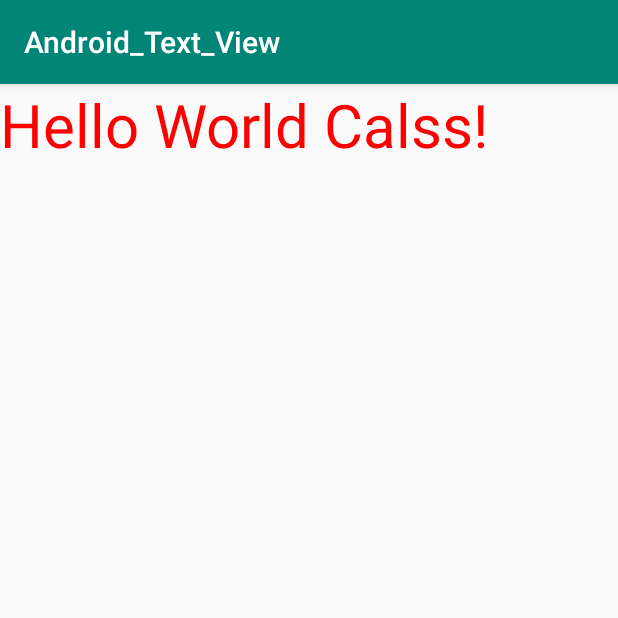
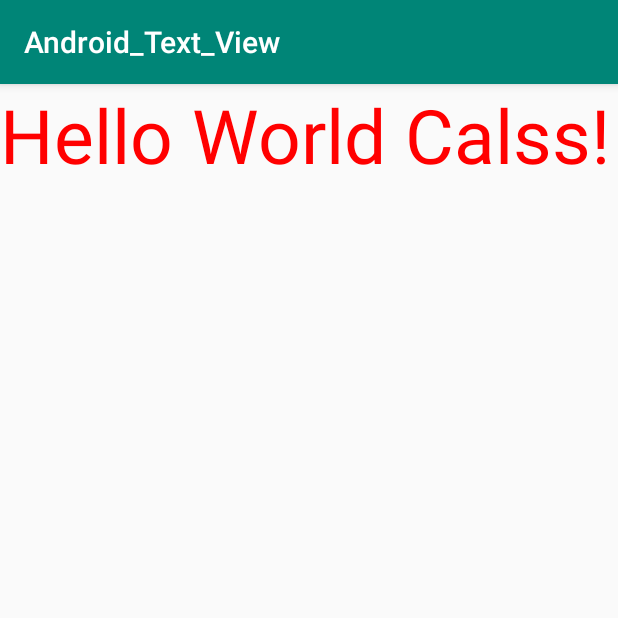
Before and after one commit to hovanco/AndroidTextView, an Android app: the screen it shows after launch (MainActivity), on a phone screen of 412 x 824 dp, the top half of it. Run offline under Robolectric (Android 15) with nearby library versions, the phone set to English and light mode, and no system bars.

Commit message:
doi 40 sang 50

```diff
--- a/app/src/main/res/layout/activity_main.xml
+++ b/app/src/main/res/layout/activity_main.xml
@@ -10,6 +10,10 @@
         android:layout_width="wrap_content"
         android:layout_height="wrap_content"
         android:text="Hello World Calss!"
-        android:textSize="40dp"
-        android:textColor="#ff0000" />
+        android:textSize="50dp"
+        android:textColor="#ff0000"
+
+
+
+        />
 </LinearLayout>
```
